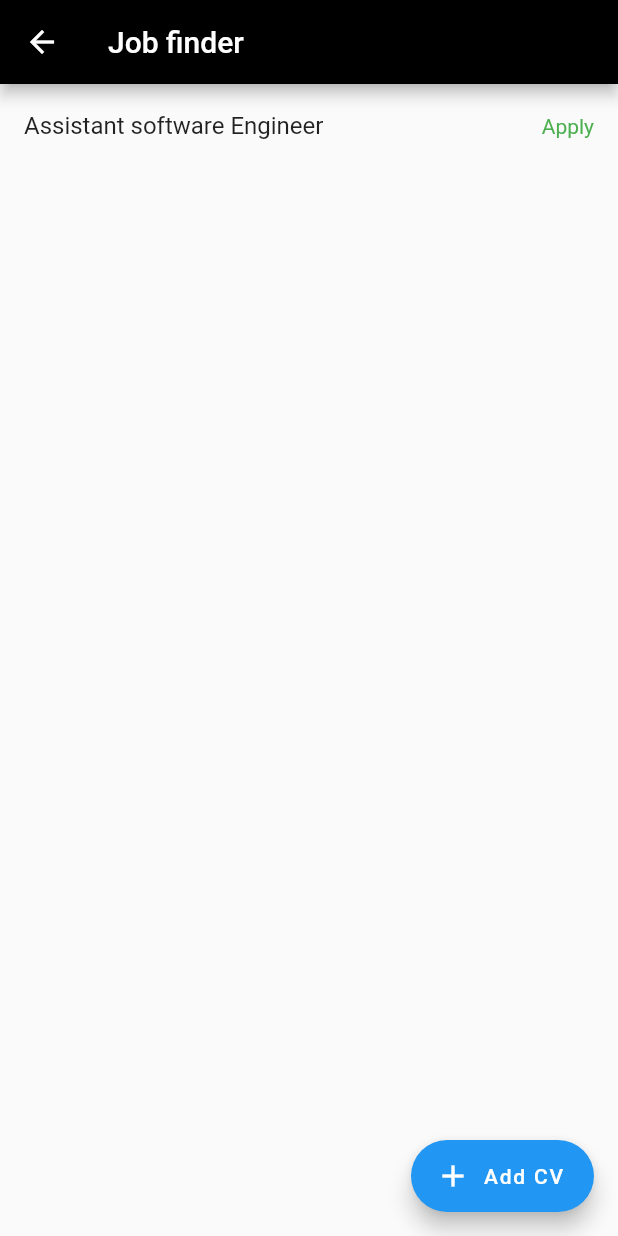
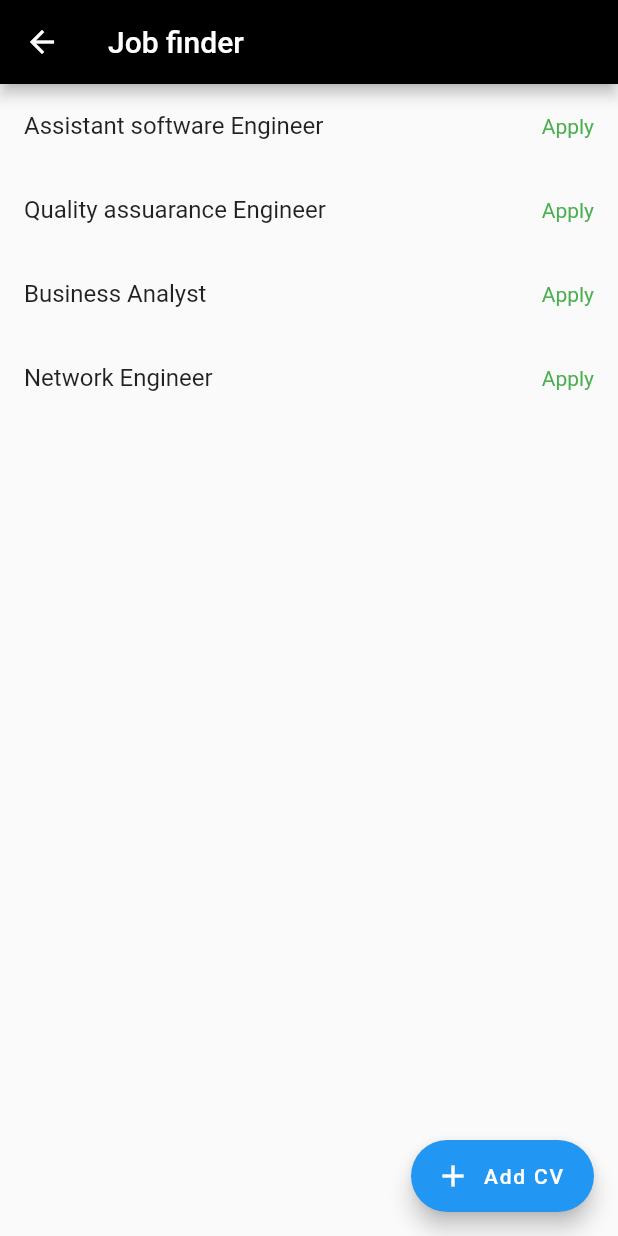
Before and after one commit to sandunsameera/flutter, a Flutter app: the Dashboard screen opened directly, after a tap on "Job finder", on a phone screen of 412 x 824 dp. Run offline on Flutter 3.47's test engine with Material 2 defaults, Android fonts, the phone set to English and light mode, and no system bars.

Commit message:
Adding list tile widget

```diff
--- a/lib/CodeSearch.dart
+++ b/lib/CodeSearch.dart
@@ -1,13 +1,14 @@
 import 'package:flutter/material.dart';
 
-class CodeSearch extends StatelessWidget{
+class CodeSearch extends StatelessWidget {
   @override
   Widget build(BuildContext context) {
     return Scaffold(
       appBar: AppBar(
         title: Text("Code Search"),
+        actions: <Widget>[
+        ],
       ),
     );
   }
-
 }
--- a/lib/Dashboard.dart
+++ b/lib/Dashboard.dart
@@ -2,18 +2,18 @@ import 'package:ff/CodeSearch.dart';
 import 'package:ff/Jobfinder.dart';
 import 'package:ff/Mentorboard.dart';
 import 'package:ff/QuestionArea.dart';
-import 'package:ff/Timeline.dart';
 import 'package:flutter/material.dart';
 
 class Dashboard extends StatelessWidget {
   @override
   Widget build(BuildContext context) {
-
     final drawerHeader = UserAccountsDrawerHeader(
       accountName: Text("Fred jhonson"),
       accountEmail: Text("Freddie.jhonson@gmail.com"),
       currentAccountPicture: CircleAvatar(
-        child: FlutterLogo(size: 42.0,),
+        child: FlutterLogo(
+          size: 42.0,
+        ),
         backgroundColor: Colors.white,
       ),
     );
@@ -22,12 +22,19 @@ class Dashboard extends StatelessWidget {
       children: <Widget>[
         ListTile(
           title: Text("User profile"),
-          trailing: Icon(Icons.people,color: Colors.yellow,),
-          onTap: (){},
-        ), ListTile(
+          trailing: Icon(
+            Icons.people,
+            color: Colors.yellow,
+          ),
+          onTap: () {},
+        ),
+        ListTile(
           title: Text("Go for flutter docs"),
-          trailing: Icon(Icons.dock,color: Colors.green,),
-          onTap: (){},
+          trailing: Icon(
+            Icons.dock,
+            color: Colors.green,
+          ),
+          onTap: () {},
         )
       ],
     );
@@ -47,7 +54,7 @@ class Dashboard extends StatelessWidget {
                 ListTile(
                   title: Text("Quastion area"),
                   trailing: Icon(Icons.question_answer),
-                onTap: (){
+                  onTap: () {
                     Navigator.push(
                       context,
                       MaterialPageRoute(builder: (context) => QuestionArea()),
@@ -55,19 +62,9 @@ class Dashboard extends StatelessWidget {
                   },
                 ),
                 ListTile(
-                title: Text("Timeline"),
-                trailing: Icon(Icons.timeline),
-                onTap: (){
-                  Navigator.push(
-                    context,
-                    MaterialPageRoute(builder: (context) => Timelin()),
-                  );
-                },
-              ),
-              ListTile(
                   title: Text("Job finder"),
                   trailing: Icon(Icons.account_circle),
-                onTap: (){
+                  onTap: () {
                     Navigator.push(
                       context,
                       MaterialPageRoute(builder: (context) => Jobfinder()),
@@ -77,7 +74,7 @@ class Dashboard extends StatelessWidget {
                 ListTile(
                   title: Text("Find your mentor"),
                   trailing: Icon(Icons.people),
-                onTap: (){
+                  onTap: () {
                     Navigator.push(
                       context,
                       MaterialPageRoute(builder: (context) => Mentorboard()),
@@ -87,18 +84,16 @@ class Dashboard extends StatelessWidget {
                 ListTile(
                   title: Text("Serach code you want"),
                   trailing: Icon(Icons.message),
-                onTap: (){
+                  onTap: () {
                     Navigator.push(
                       context,
                       MaterialPageRoute(builder: (context) => CodeSearch()),
                     );
                   },
                 ),
-
               ],
             ),
           ),
-      )
-    );
+        ));
   }
 }
--- a/lib/Jobfinder.dart
+++ b/lib/Jobfinder.dart
@@ -23,6 +23,33 @@ class Jobfinder extends StatelessWidget {
                 ),
               ),
             ),
+            ListTile(
+              title: Text("Quality assuarance Engineer"),
+              trailing: Text(
+                "Apply",
+                style: TextStyle(
+                  color: Colors.green,
+                ),
+              ),
+            ),
+            ListTile(
+              title: Text("Business Analyst"),
+              trailing: Text(
+                "Apply",
+                style: TextStyle(
+                  color: Colors.green,
+                ),
+              ),
+            ),
+            ListTile(
+              title: Text("Network Engineer"),
+              trailing: Text(
+                "Apply",
+                style: TextStyle(
+                  color: Colors.green,
+                ),
+              ),
+            ),
           ],
         ),
       ),
```
Also changed, not shown: lib/QuestionArea.dart (+20 -8 lines), lib/Timeline.dart (deleted, +0 -9 lines). Lines whose indentation alone changed are shown as unchanged.
